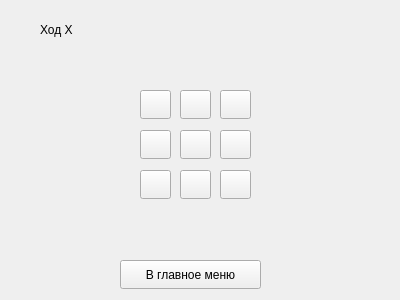
The window that GameUI/mainwindow.ui (Zandaru117/practice2_Zandakov_8B42) describes before a commit, drawn with Qt 5.
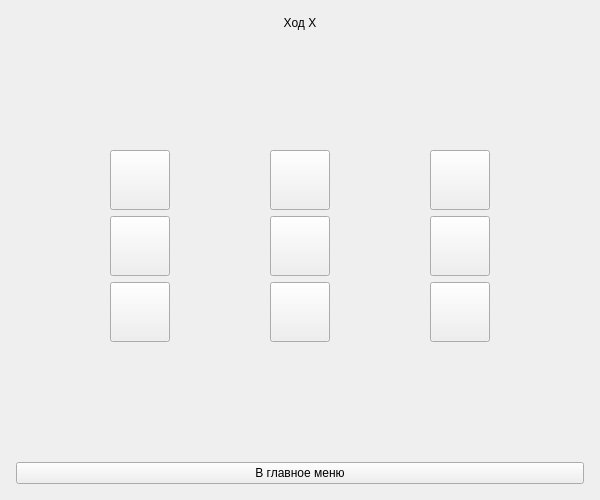
The same window after the commit. The open tabs and pages were chosen to show the change.

Commit message: исправление окон

What changed in the file:
```diff
--- a/GameUI/mainwindow.ui
+++ b/GameUI/mainwindow.ui
@@ -6,262 +6,343 @@
    <rect>
     <x>0</x>
     <y>0</y>
-    <width>400</width>
-    <height>300</height>
+    <width>600</width>
+    <height>500</height>
    </rect>
   </property>
   <property name="windowTitle">
    <string>Dialog</string>
   </property>
+  <widget class="QWidget" name="centralwidget">
+   <layout class="QVBoxLayout" name="verticalLayout_main">
+    <property name="leftMargin">
+     <number>0</number>
+    </property>
+    <property name="topMargin">
+     <number>0</number>
+    </property>
+    <property name="rightMargin">
+     <number>0</number>
+    </property>
+    <property name="bottomMargin">
+     <number>0</number>
+    </property>
+    <item>
   <widget class="QStackedWidget" name="stackedWidget">
-   <property name="geometry">
-    <rect>
-     <x>0</x>
-     <y>0</y>
-     <width>401</width>
-     <height>301</height>
-    </rect>
-   </property>
    <property name="currentIndex">
-    <number>2</number>
+       <number>0</number>
    </property>
    <widget class="QWidget" name="page">
+       <layout class="QVBoxLayout" name="verticalLayout_page1">
+        <item>
+         <spacer name="verticalSpacer_top">
+          <property name="orientation">
+           <enum>Qt::Orientation::Vertical</enum>
+          </property>
+          <property name="sizeHint" stdset="0">
+           <size>
+            <width>20</width>
+            <height>40</height>
+           </size>
+          </property>
+         </spacer>
+        </item>
+        <item>
+         <layout class="QHBoxLayout" name="horizontalLayout_menu">
+          <item>
+           <spacer name="horizontalSpacer_left">
+            <property name="orientation">
+             <enum>Qt::Orientation::Horizontal</enum>
+            </property>
+            <property name="sizeHint" stdset="0">
+             <size>
+              <width>40</width>
+              <height>20</height>
+             </size>
+            </property>
+           </spacer>
+          </item>
+          <item>
+           <layout class="QVBoxLayout" name="verticalLayout_buttons">
+            <item>
     <widget class="QLabel" name="MainText">
-     <property name="geometry">
-      <rect>
-       <x>130</x>
-       <y>60</y>
-       <width>141</width>
-       <height>31</height>
-      </rect>
-     </property>
      <property name="text">
       <string>Крестики-нолики</string>
      </property>
-    </widget>
+              <property name="alignment">
+               <set>Qt::AlignmentFlag::AlignCenter</set>
+              </property>
+             </widget>
+            </item>
+            <item>
     <widget class="QPushButton" name="btnSingleplayer">
-     <property name="geometry">
-      <rect>
-       <x>70</x>
-       <y>170</y>
-       <width>261</width>
-       <height>29</height>
-      </rect>
-     </property>
      <property name="text">
-      <string>Играть против компьтера</string>
-     </property>
-    </widget>
+               <string>Играть против компьютера</string>
+              </property>
+             </widget>
+            </item>
+            <item>
     <widget class="QPushButton" name="btnMultiplayer">
-     <property name="geometry">
-      <rect>
-       <x>70</x>
-       <y>200</y>
-       <width>261</width>
-       <height>29</height>
-      </rect>
-     </property>
      <property name="text">
       <string>Игра онлайн</string>
      </property>
     </widget>
+            </item>
+            <item>
     <widget class="QPushButton" name="btnSettings">
-     <property name="geometry">
-      <rect>
-       <x>70</x>
-       <y>230</y>
-       <width>261</width>
-       <height>29</height>
-      </rect>
-     </property>
      <property name="text">
       <string>Настройки</string>
      </property>
     </widget>
+            </item>
+            <item>
     <widget class="QPushButton" name="btnExit">
-     <property name="geometry">
-      <rect>
-       <x>70</x>
-       <y>260</y>
-       <width>261</width>
-       <height>29</height>
-      </rect>
-     </property>
      <property name="text">
       <string>Выход</string>
      </property>
     </widget>
+            </item>
+           </layout>
+          </item>
+          <item>
+           <spacer name="horizontalSpacer_right">
+            <property name="orientation">
+             <enum>Qt::Orientation::Horizontal</enum>
+            </property>
+            <property name="sizeHint" stdset="0">
+             <size>
+              <width>40</width>
+              <height>20</height>
+             </size>
+            </property>
+           </spacer>
+          </item>
+         </layout>
+        </item>
+        <item>
+         <spacer name="verticalSpacer_bottom">
+          <property name="orientation">
+           <enum>Qt::Orientation::Vertical</enum>
+          </property>
+          <property name="sizeHint" stdset="0">
+           <size>
+            <width>20</width>
+            <height>40</height>
+           </size>
+          </property>
+         </spacer>
+        </item>
+       </layout>
    </widget>
    <widget class="QWidget" name="page_2">
+       <layout class="QVBoxLayout" name="verticalLayout_page2">
+        <item>
+         <spacer name="verticalSpacer_game_top">
+          <property name="orientation">
+           <enum>Qt::Orientation::Vertical</enum>
+          </property>
+         </spacer>
+        </item>
+        <item>
+         <layout class="QHBoxLayout" name="horizontalLayout_game_center">
+          <item>
+           <spacer name="horizontalSpacer_game_left">
+            <property name="orientation">
+             <enum>Qt::Orientation::Horizontal</enum>
+            </property>
+           </spacer>
+          </item>
+          <item>
+           <layout class="QVBoxLayout" name="verticalLayout_game_content">
+            <item>
     <widget class="QLabel" name="statusLabel">
-     <property name="geometry">
-      <rect>
-       <x>40</x>
-       <y>20</y>
-       <width>63</width>
-       <height>20</height>
-      </rect>
-     </property>
      <property name="text">
       <string>Ход Х</string>
      </property>
-    </widget>
+              <property name="alignment">
+               <set>Qt::AlignmentFlag::AlignCenter</set>
+              </property>
+             </widget>
+            </item>
+            <item>
+             <spacer name="verticalSpacer_under_status">
+              <property name="orientation">
+               <enum>Qt::Orientation::Vertical</enum>
+              </property>
+              <property name="sizeHint" stdset="0">
+               <size>
+                <width>20</width>
+                <height>15</height>
+               </size>
+              </property>
+             </spacer>
+            </item>
+            <item>
+             <layout class="QGridLayout" name="gridLayout_field">
+              <item row="0" column="0">
     <widget class="QPushButton" name="button_0_0">
-     <property name="geometry">
-      <rect>
-       <x>140</x>
-       <y>90</y>
-       <width>31</width>
-       <height>29</height>
-      </rect>
-     </property>
-     <property name="text">
-      <string/>
-     </property>
-    </widget>
+                <property name="minimumSize"><size><width>60</width><height>60</height></size></property>
+                <property name="maximumSize"><size><width>60</width><height>60</height></size></property>
+               </widget>
+              </item>
+              <item row="0" column="1">
     <widget class="QPushButton" name="button_0_1">
-     <property name="geometry">
-      <rect>
-       <x>180</x>
-       <y>90</y>
-       <width>31</width>
-       <height>29</height>
-      </rect>
-     </property>
-     <property name="text">
-      <string/>
-     </property>
-    </widget>
+                <property name="minimumSize"><size><width>60</width><height>60</height></size></property>
+                <property name="maximumSize"><size><width>60</width><height>60</height></size></property>
+               </widget>
+              </item>
+              <item row="0" column="2">
     <widget class="QPushButton" name="button_0_2">
-     <property name="geometry">
-      <rect>
-       <x>220</x>
-       <y>90</y>
-       <width>31</width>
-       <height>29</height>
-      </rect>
-     </property>
-     <property name="text">
-      <string/>
-     </property>
-    </widget>
+                <property name="minimumSize"><size><width>60</width><height>60</height></size></property>
+                <property name="maximumSize"><size><width>60</width><height>60</height></size></property>
+               </widget>
+              </item>
+              <item row="1" column="0">
     <widget class="QPushButton" name="button_1_0">
-     <property name="geometry">
-      <rect>
-       <x>140</x>
-       <y>130</y>
-       <width>31</width>
-       <height>29</height>
-      </rect>
-     </property>
-     <property name="text">
-      <string/>
-     </property>
-    </widget>
+                <property name="minimumSize"><size><width>60</width><height>60</height></size></property>
+                <property name="maximumSize"><size><width>60</width><height>60</height></size></property>
+               </widget>
+              </item>
+              <item row="1" column="1">
     <widget class="QPushButton" name="button_1_1">
-     <property name="geometry">
-      <rect>
-       <x>180</x>
-       <y>130</y>
-       <width>31</width>
-       <height>29</height>
-      </rect>
-     </property>
-     <property name="text">
-      <string/>
-     </property>
-    </widget>
+                <property name="minimumSize"><size><width>60</width><height>60</height></size></property>
+                <property name="maximumSize"><size><width>60</width><height>60</height></size></property>
+               </widget>
+              </item>
+              <item row="1" column="2">
     <widget class="QPushButton" name="button_1_2">
-     <property name="geometry">
-      <rect>
-       <x>220</x>
-       <y>130</y>
-       <width>31</width>
-       <height>29</height>
-      </rect>
-     </property>
-     <property name="text">
-      <string/>
-     </property>
-    </widget>
+                <property name="minimumSize"><size><width>60</width><height>60</height></size></property>
+                <property name="maximumSize"><size><width>60</width><height>60</height></size></property>
+               </widget>
+              </item>
+              <item row="2" column="0">
     <widget class="QPushButton" name="button_2_0">
-     <property name="geometry">
-      <rect>
-       <x>140</x>
-       <y>170</y>
-       <width>31</width>
-       <height>29</height>
-      </rect>
-     </property>
-     <property name="text">
-      <string/>
-     </property>
-    </widget>
+                <property name="minimumSize"><size><width>60</width><height>60</height></size></property>
+                <property name="maximumSize"><size><width>60</width><height>60</height></size></property>
+               </widget>
+              </item>
+              <item row="2" column="1">
     <widget class="QPushButton" name="button_2_1">
-     <property name="geometry">
-      <rect>
-       <x>180</x>
-       <y>170</y>
-       <width>31</width>
-       <height>29</height>
-      </rect>
-     </property>
-     <property name="text">
-      <string/>
-     </property>
-    </widget>
+                <property name="minimumSize"><size><width>60</width><height>60</height></size></property>
+                <property name="maximumSize"><size><width>60</width><height>60</height></size></property>
+               </widget>
+              </item>
+              <item row="2" column="2">
     <widget class="QPushButton" name="button_2_2">
-     <property name="geometry">
-      <rect>
-       <x>220</x>
-       <y>170</y>
-       <width>31</width>
-       <height>29</height>
-      </rect>
-     </property>
-     <property name="text">
-      <string/>
-     </property>
-    </widget>
+                <property name="minimumSize"><size><width>60</width><height>60</height></size></property>
+                <property name="maximumSize"><size><width>60</width><height>60</height></size></property>
+               </widget>
+              </item>
+             </layout>
+            </item>
+            <item>
+             <spacer name="verticalSpacer_before_btn_game">
+              <property name="orientation">
+               <enum>Qt::Orientation::Vertical</enum>
+              </property>
+              <property name="sizeHint" stdset="0">
+               <size>
+                <width>20</width>
+                <height>30</height>
+               </size>
+              </property>
+             </spacer>
+            </item>
+            <item>
     <widget class="QPushButton" name="btnBackGame">
-     <property name="geometry">
-      <rect>
-       <x>120</x>
-       <y>260</y>
-       <width>141</width>
-       <height>29</height>
-      </rect>
-     </property>
      <property name="text">
       <string>В главное меню</string>
      </property>
     </widget>
+            </item>
+           </layout>
+          </item>
+          <item>
+           <spacer name="horizontalSpacer_game_right">
+            <property name="orientation">
+             <enum>Qt::Orientation::Horizontal</enum>
+            </property>
+           </spacer>
+          </item>
+         </layout>
+        </item>
+        <item>
+         <spacer name="verticalSpacer_game_bottom">
+          <property name="orientation">
+           <enum>Qt::Orientation::Vertical</enum>
+          </property>
+         </spacer>
+        </item>
+       </layout>
    </widget>
    <widget class="QWidget" name="page_3">
+       <layout class="QVBoxLayout" name="verticalLayout_page3">
+        <item>
+         <spacer name="verticalSpacer_settings_top">
+          <property name="orientation">
+           <enum>Qt::Orientation::Vertical</enum>
+          </property>
+         </spacer>
+        </item>
+        <item>
+         <layout class="QHBoxLayout" name="horizontalLayout_settings_center">
+          <item>
+           <spacer name="horizontalSpacer_settings_left">
+            <property name="orientation">
+             <enum>Qt::Orientation::Horizontal</enum>
+            </property>
+           </spacer>
+          </item>
+          <item>
+           <layout class="QVBoxLayout" name="verticalLayout_settings_content">
+            <item>
     <widget class="QComboBox" name="comboDifficulty">
-     <property name="geometry">
-      <rect>
-       <x>120</x>
-       <y>90</y>
-       <width>141</width>
-       <height>28</height>
-      </rect>
-     </property>
-    </widget>
+              <property name="minimumSize"><size><width>150</width><height>0</height></size></property>
+             </widget>
+            </item>
+            <item>
+             <spacer name="verticalSpacer_before_btn_settings">
+              <property name="orientation">
+               <enum>Qt::Orientation::Vertical</enum>
+              </property>
+              <property name="sizeHint" stdset="0">
+               <size>
+                <width>20</width>
+                <height>30</height>
+               </size>
+              </property>
+             </spacer>
+            </item>
+            <item>
     <widget class="QPushButton" name="btnBackSettings">
-     <property name="geometry">
-      <rect>
-       <x>110</x>
-       <y>220</y>
-       <width>151</width>
-       <height>29</height>
-      </rect>
-     </property>
      <property name="text">
       <string>В главное меню</string>
      </property>
     </widget>
-   </widget>
+            </item>
+           </layout>
+          </item>
+          <item>
+           <spacer name="horizontalSpacer_settings_right">
+            <property name="orientation">
+             <enum>Qt::Orientation::Horizontal</enum>
+            </property>
+           </spacer>
+          </item>
+         </layout>
+        </item>
+        <item>
+         <spacer name="verticalSpacer_settings_bottom">
+          <property name="orientation">
+           <enum>Qt::Orientation::Vertical</enum>
+          </property>
+         </spacer>
+        </item>
+       </layout>
+      </widget>
+     </widget>
+    </item>
+   </layout>
   </widget>
  </widget>
  <resources/>
```
Lines whose indentation alone changed are shown as unchanged. The commit also changes 1 other file.
